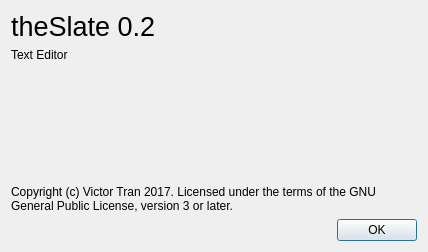
Old version of the form aboutwindow.ui in the repository theCheeseboard/theSlate.
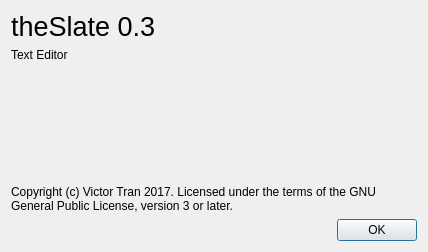
New version of the form. Icons and pictures are not drawn.

```diff
--- a/aboutwindow.ui
+++ b/aboutwindow.ui
@@ -22,7 +22,7 @@
       </font>
      </property>
      <property name="text">
-      <string>theSlate 0.2</string>
+      <string>theSlate 0.3</string>
      </property>
     </widget>
    </item>
```
